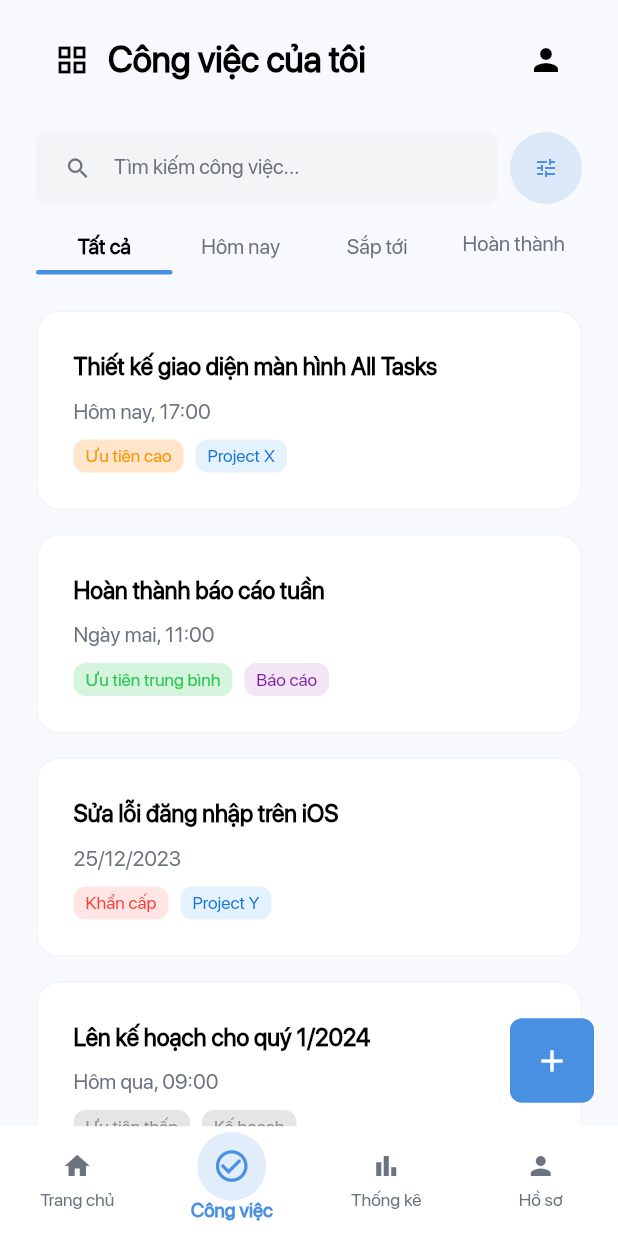
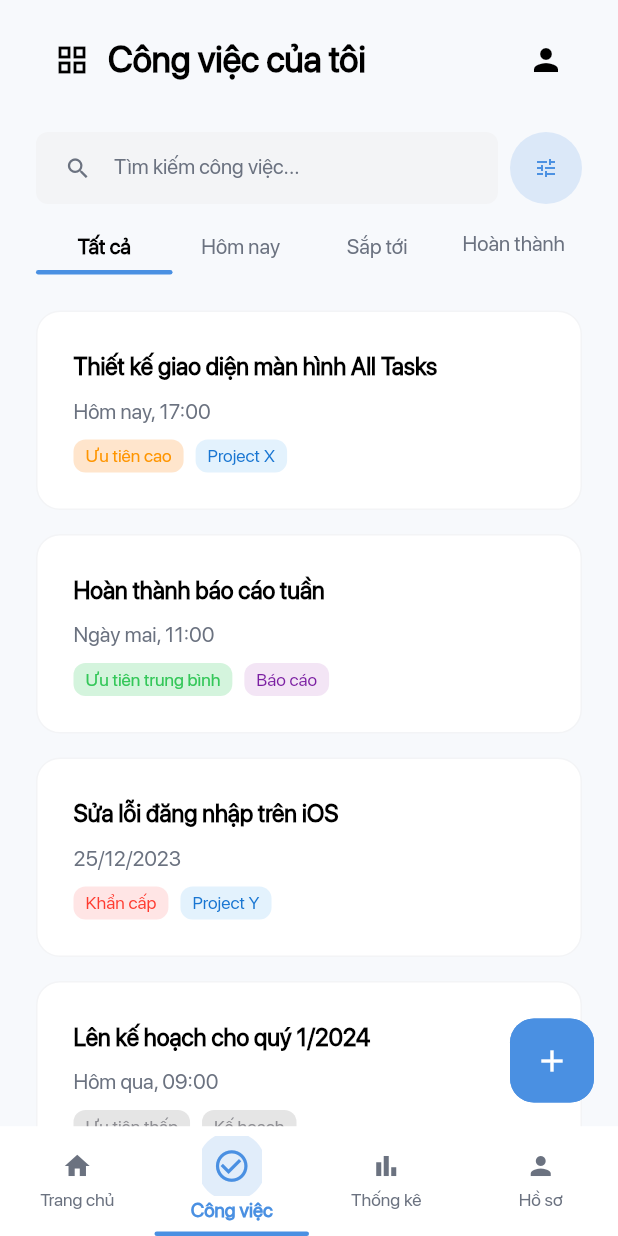
Before and after one commit to huynhkhuanit/task_management_app, a Flutter app: the HomeScreen screen opened directly, item 2 of the bottom bar chosen, on a phone screen of 412 x 824 dp. Run offline on Flutter 3.47's test engine with Material 3 defaults, Android fonts, the phone set to English and light mode, and no system bars.

Commit message:
Enhance HomeScreen and TasksScreen with rounded button shapes; improve bottom navigation bar with animated positioning for active tab indicator

```diff
--- a/lib/screens/home_screen.dart
+++ b/lib/screens/home_screen.dart
@@ -246,6 +246,10 @@ class _HomeScreenState extends State<HomeScreen> {
               },
               backgroundColor: AppColors.primary,
               elevation: 0,
+              shape: RoundedRectangleBorder(
+                borderRadius:
+                    BorderRadius.circular(AppDimensions.borderRadiusLarge),
+              ),
               child: const Icon(Icons.add, color: AppColors.white),
             )
           : _currentIndex == 0
@@ -255,6 +259,10 @@ class _HomeScreenState extends State<HomeScreen> {
                   },
                   backgroundColor: AppColors.primary,
                   elevation: 0,
+                  shape: RoundedRectangleBorder(
+                    borderRadius:
+                        BorderRadius.circular(AppDimensions.borderRadiusLarge),
+                  ),
                   child: const Icon(Icons.add, color: AppColors.white),
                 )
               : null,
--- a/lib/screens/tasks_screen.dart
+++ b/lib/screens/tasks_screen.dart
@@ -477,6 +477,9 @@ class _TasksScreenState extends State<TasksScreen> {
         },
         backgroundColor: AppColors.primary,
         elevation: 0,
+        shape: RoundedRectangleBorder(
+          borderRadius: BorderRadius.circular(AppDimensions.borderRadiusLarge),
+        ),
         child: const Icon(Icons.add, color: AppColors.white),
       ),
     );
--- a/lib/widgets/bottom_navigation_bar.dart
+++ b/lib/widgets/bottom_navigation_bar.dart
@@ -13,7 +13,8 @@ class CustomBottomNavigationBar extends StatelessWidget {
   }) : super(key: key);
 
   Widget _buildIcon(IconData icon, bool isSelected, int index) {
-    return AnimatedScale(
+    return ClipRect(
+      child: AnimatedScale(
         duration: const Duration(milliseconds: 300),
         curve: Curves.easeInOut,
         scale: isSelected ? 1.15 : 1.0,
@@ -34,6 +35,7 @@ class CustomBottomNavigationBar extends StatelessWidget {
             size: isSelected ? 22 : 20,
           ),
         ),
+      ),
     );
   }
 
@@ -43,7 +45,10 @@ class CustomBottomNavigationBar extends StatelessWidget {
       decoration: const BoxDecoration(
         color: AppColors.white,
       ),
-      child: BottomNavigationBar(
+      child: Stack(
+        clipBehavior: Clip.none,
+        children: [
+          BottomNavigationBar(
             currentIndex: currentIndex,
             onTap: onTap,
             type: BottomNavigationBarType.fixed,
@@ -82,6 +87,37 @@ class CustomBottomNavigationBar extends StatelessWidget {
               ),
             ],
           ),
+          Positioned(
+            bottom: 0,
+            left: 0,
+            right: 0,
+            height: 3,
+            child: LayoutBuilder(
+              builder: (context, constraints) {
+                final tabWidth = constraints.maxWidth / 4;
+                return Stack(
+                  children: [
+                    AnimatedPositioned(
+                      duration: const Duration(milliseconds: 300),
+                      curve: Curves.easeInOut,
+                      left: currentIndex * tabWidth,
+                      bottom: 0,
+                      width: tabWidth,
+                      height: 3,
+                      child: Container(
+                        decoration: BoxDecoration(
+                          color: AppColors.primary,
+                          borderRadius: BorderRadius.circular(2),
+                        ),
+                      ),
+                    ),
+                  ],
+                );
+              },
+            ),
+          ),
+        ],
+      ),
     );
   }
 }
```
Lines whose indentation alone changed are shown as unchanged.
